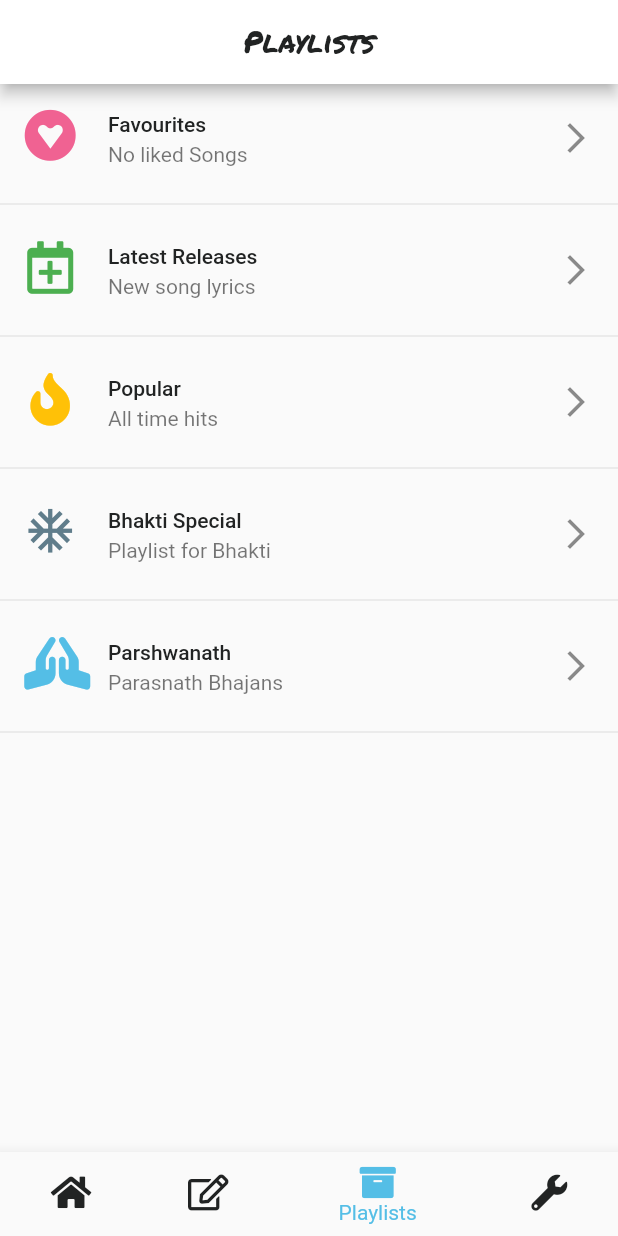
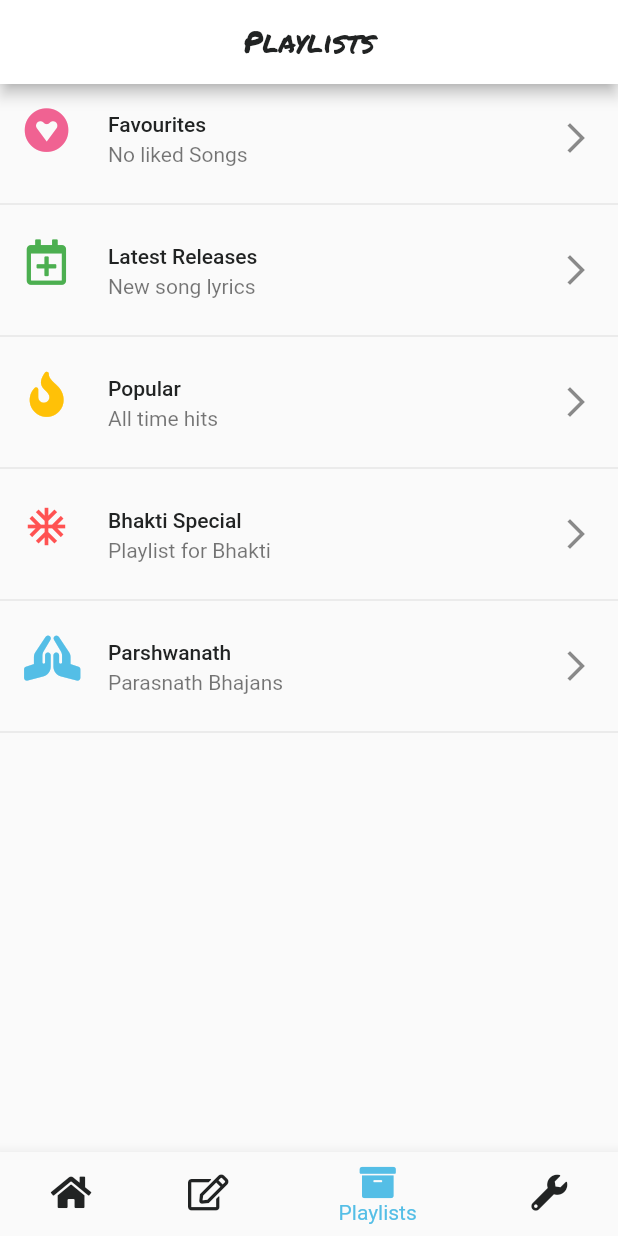
Before and after one commit to shobhit2020335/jain_songs_fork2, a Flutter app: the screen it shows after launch, item 3 of the bottom bar chosen, on a phone screen of 412 x 824 dp. Run offline on Flutter 3.47's test engine with Material 2 defaults, Android fonts, the phone set to English and light mode, and no system bars; our stand-ins replace cloud_firestore, connectivity, firebase_core, font_awesome_flutter, modal_progress_hud, shared_preferences; missing offline and left inert: flutter_share; accounts and stored records are empty.

Commit message:
Different playlist pages opening, popularity algo started

```diff
--- a/lib/custom_widgets/buildList.dart
+++ b/lib/custom_widgets/buildList.dart
@@ -12,7 +12,7 @@ class BuildList extends StatelessWidget {
     this.showProgress,
     this.colorRowIcon: Colors.grey,
   }) {
-    addElementsToList(colorRowIcon);
+    addElementsToList('Home');
   }
 
   @override
--- a/lib/custom_widgets/build_playlistRow.dart
+++ b/lib/custom_widgets/build_playlistRow.dart
@@ -17,7 +17,7 @@ class BuildPlaylistRow extends StatelessWidget {
         leading: Icon(
           playlistDetails.leadIcon,
           color: playlistDetails.color,
-          size: 35,
+          size: 30,
         ),
         title: Text(
           playlistDetails.title,
--- a/lib/home_page.dart
+++ b/lib/home_page.dart
@@ -52,6 +52,7 @@ class _HomePageState extends State<HomePage> {
             songNameEnglish: currentSong['songNameEnglish'],
             songNameHindi: currentSong['songNameHindi'],
             originalSong: currentSong['originalSong'],
+            popularity: currentSong['popularity'],
             production: currentSong['production'],
             searchKeywords: currentSong['searchKeywords'],
             singer: currentSong['singer'],
--- a/lib/likes_page.dart
+++ b/lib/likes_page.dart
@@ -7,7 +7,7 @@ import 'utilities/lists.dart';
 
 class LikesPage extends StatelessWidget {
   LikesPage() {
-    addElementsToList(Colors.pink[400]);
+    addElementsToList('Favourites');
   }
 
   @override
--- a/lib/playlist_page.dart
+++ b/lib/playlist_page.dart
@@ -6,11 +6,11 @@ import 'utilities/lists.dart';
 class PlaylistPage extends StatelessWidget {
   final PlaylistDetails currentPlaylist;
 
-  //TODO: Test this page changes on app.
+  //TODO: Change likes icon for specific playlist page.
 
   //TODO: Change this according to the playlist page to open.
   PlaylistPage(this.currentPlaylist) {
-    addElementsToList(currentPlaylist.color);
+    addElementsToList(currentPlaylist.title);
   }
 
   @override
--- a/lib/song_page.dart
+++ b/lib/song_page.dart
@@ -17,6 +17,12 @@ class SongPage extends StatefulWidget {
 }
 
 class _SongPageState extends State<SongPage> {
+  // @override
+  // void initState() {
+  //   super.initState();
+  //   FireStoreHelper().changePopularity(context, widget.currentSong);
+  // }
+
   @override
   Widget build(BuildContext context) {
     SongDetails currentSong = widget.currentSong;
--- a/lib/utilities/song_details.dart
+++ b/lib/utilities/song_details.dart
@@ -8,6 +8,7 @@ class SongDetails {
   int likes;
   String lyrics;
   String originalSong;
+  int popularity;
   String production;
   List searchKeywords;
   int share;
@@ -24,6 +25,7 @@ class SongDetails {
       this.likes: 0,
       this.lyrics,
       this.originalSong: 'Unknown',
+      this.popularity: 0,
       this.production,
       @required this.searchKeywords,
       this.share,
```
Also changed, not shown: lib/utilities/lists.dart (+32 -11 lines).
